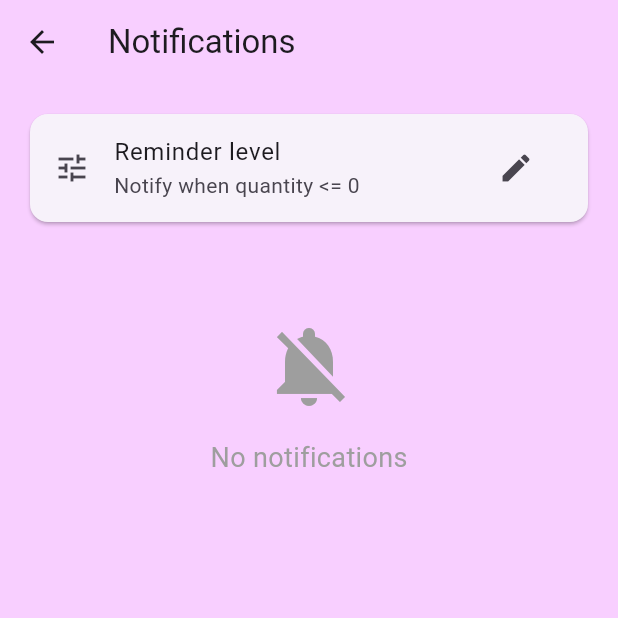
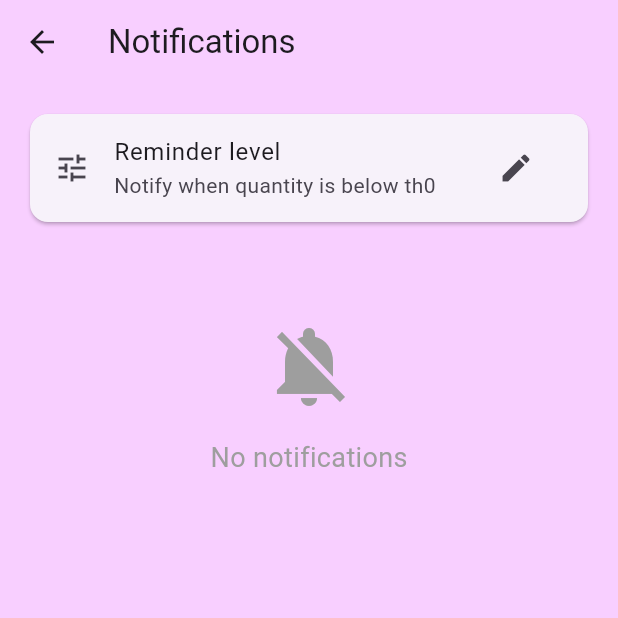
Before and after one commit to nabilrizal325/INTELLICAB-V2, a Flutter app: the NotificationsPage screen opened directly, on a phone screen of 412 x 824 dp, the top half of it. Run offline on Flutter 3.47's test engine with Material 3 defaults, Android fonts, the phone set to English and light mode, and no system bars; our stand-ins replace cloud_firestore, firebase_auth, firebase_core, image_picker; missing offline and left inert: cloudinary_public, google_mlkit_barcode_scanning, mobile_scanner; accounts and stored records are empty; network calls fail.

Commit message:
make the stock threhold level sentance more user friendly

```diff
--- a/lib/notifications_page.dart
+++ b/lib/notifications_page.dart
@@ -167,7 +167,7 @@ class _NotificationsPageState extends State<NotificationsPage> {
                   child: ListTile(
                     leading: const Icon(Icons.tune),
                     title: const Text('Reminder level'),
-                    subtitle: Text('Notify when quantity <= $reminderLevel'),
+                    subtitle: Text('Notify when quantity is below th$reminderLevel'),
                     trailing: IconButton(
                       icon: const Icon(Icons.edit),
                       onPressed: () async {
```
